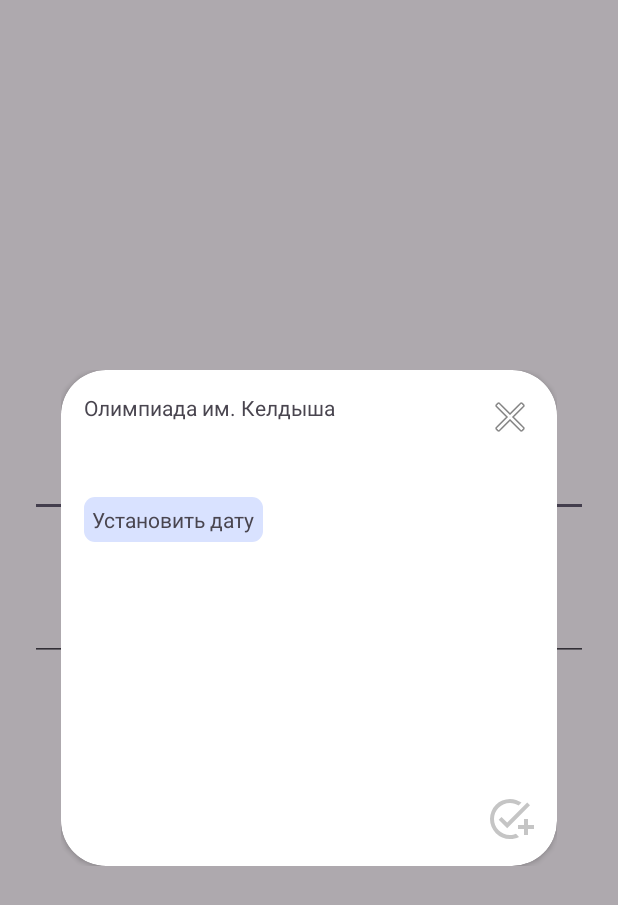
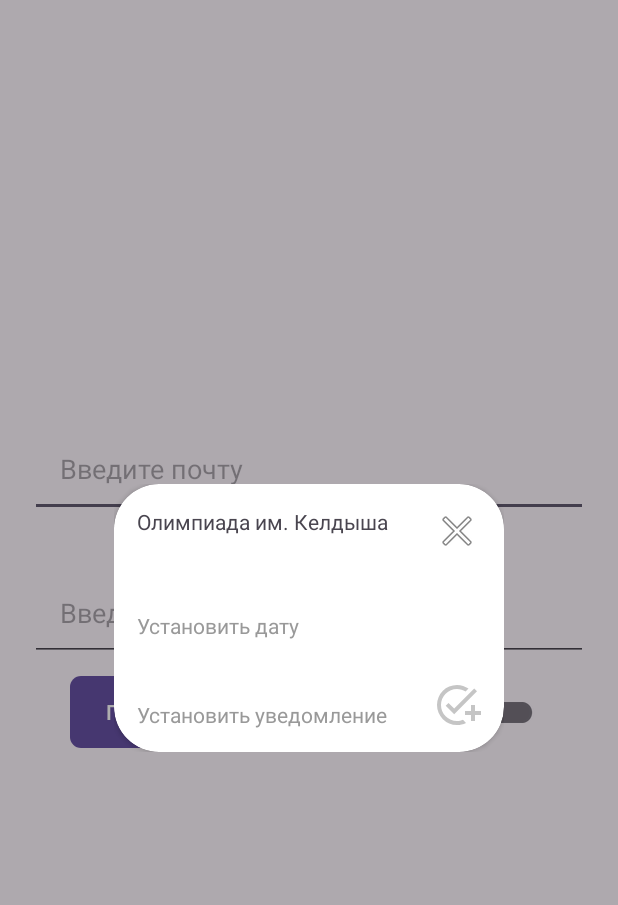
Before and after one commit to azzazichka/Olimpi, an Android app: the fragment ContestAddDialogFragment placed in its activity, on a phone screen of 412 x 824 dp. Shown: the top 905 px of the screen. Run offline under Robolectric (Android 15) with nearby library versions, the phone set to English and light mode, and no system bars; network calls fail.

Commit message:
Create: notification picker

```diff
--- a/androidApp/app/src/main/java/com/example/androidApp/MainActivity.java
+++ b/androidApp/app/src/main/java/com/example/androidApp/MainActivity.java
@@ -1,7 +1,6 @@
 package com.example.androidApp;
 
 import static android.view.View.GONE;
-import static android.view.View.INVISIBLE;
 import static android.view.View.VISIBLE;
 
 import android.app.Activity;
@@ -14,14 +13,13 @@ import android.view.View;
 import android.view.WindowManager;
 import android.widget.LinearLayout;
 
-import androidx.activity.EdgeToEdge;
 import androidx.annotation.NonNull;
 import androidx.appcompat.app.AppCompatActivity;
 import androidx.core.widget.ContentLoadingProgressBar;
 import androidx.fragment.app.Fragment;
 import androidx.lifecycle.LiveData;
 
-import com.example.androidApp.presenter.UserAuth;
+import com.example.androidApp.presenter.server.requests.UserAuth;
 import com.example.androidApp.view.AuthFragment;
 import com.example.androidApp.view.contest_search.ContestSearchFragment;
 import com.example.androidApp.view.contest_search.SearchFilterFragment;
@@ -33,6 +31,11 @@ import com.example.androidapp.R;
 import com.google.android.material.bottomnavigation.BottomNavigationView;
 import com.google.android.material.bottomsheet.BottomSheetBehavior;
 import com.google.android.material.navigation.NavigationBarView;
+
+import okhttp3.ResponseBody;
+import retrofit2.Call;
+import retrofit2.Callback;
+import retrofit2.Response;
 
 public class MainActivity extends AppCompatActivity implements NavigationBarView.OnItemSelectedListener {
     SharedPreferences sharedPref;
@@ -82,21 +85,21 @@ public class MainActivity extends AppCompatActivity implements NavigationBarView
 
             }
 
-            hideLoad(loading_progress_bar, this);
+            hideLoad(loading_progress_bar);
         });
 
-        showLoad(loading_progress_bar, this);
+        showLoad(loading_progress_bar);
         UserAuth.getInstance().userAuth(sharedPref.getString("api_key", ""));
     }
 
-    public static void hideLoad(ContentLoadingProgressBar loading_progress_bar, Activity activity) {
+    public void hideLoad(ContentLoadingProgressBar loading_progress_bar) {
         loading_progress_bar.hide();
-        activity.getWindow().clearFlags(WindowManager.LayoutParams.FLAG_NOT_TOUCHABLE);
+        this.getWindow().clearFlags(WindowManager.LayoutParams.FLAG_NOT_TOUCHABLE);
     }
 
-    public static void showLoad(ContentLoadingProgressBar loading_progress_bar, Activity activity) {
+    public void showLoad(ContentLoadingProgressBar loading_progress_bar) {
         loading_progress_bar.show();
-        activity.getWindow().setFlags(
+        this.getWindow().setFlags(
                 WindowManager.LayoutParams.FLAG_NOT_TOUCHABLE,
                 WindowManager.LayoutParams.FLAG_NOT_TOUCHABLE);
     }
@@ -150,4 +153,6 @@ public class MainActivity extends AppCompatActivity implements NavigationBarView
         return false;
     }
 
+
+
 }
--- a/androidApp/app/src/main/java/com/example/androidApp/presenter/UserAuth.java
+++ b/androidApp/app/src/main/java/com/example/androidApp/presenter/server/requests/UserAuth.java
@@ -1,4 +1,4 @@
-package com.example.androidApp.presenter;
+package com.example.androidApp.presenter.server.requests;
 
 import android.util.Log;
 
--- a/androidApp/app/src/main/java/com/example/androidApp/view/contest_search/SearchFilterFragment.java
+++ b/androidApp/app/src/main/java/com/example/androidApp/view/contest_search/SearchFilterFragment.java
@@ -2,14 +2,11 @@ package com.example.androidApp.view.contest_search;
 
 import android.os.Bundle;
 import android.view.View;
-import android.widget.TextView;
 
 import androidx.annotation.NonNull;
 import androidx.annotation.Nullable;
 import androidx.fragment.app.Fragment;
 
-import com.example.androidApp.MainActivity;
-import com.example.androidApp.presenter.UserAuth;
 import com.example.androidapp.R;
 
 public class SearchFilterFragment extends Fragment {
--- a/androidApp/app/src/main/java/com/example/androidApp/view/profile/ProfileFragment.java
+++ b/androidApp/app/src/main/java/com/example/androidApp/view/profile/ProfileFragment.java
@@ -11,7 +11,7 @@ import android.widget.Button;
 import android.widget.TextView;
 
 import com.example.androidApp.MainActivity;
-import com.example.androidApp.presenter.UserAuth;
+import com.example.androidApp.presenter.server.requests.UserAuth;
 import com.example.androidapp.R;
 
 public class ProfileFragment extends Fragment {
--- a/androidApp/app/src/main/java/com/example/androidApp/view/user_events/UserEventsFragment.java
+++ b/androidApp/app/src/main/java/com/example/androidApp/view/user_events/UserEventsFragment.java
@@ -2,14 +2,11 @@ package com.example.androidApp.view.user_events;
 
 import android.os.Bundle;
 import android.view.View;
-import android.widget.TextView;
 
 import androidx.annotation.NonNull;
 import androidx.annotation.Nullable;
 import androidx.fragment.app.Fragment;
 
-import com.example.androidApp.MainActivity;
-import com.example.androidApp.presenter.UserAuth;
 import com.example.androidapp.R;
 
 public class UserEventsFragment extends Fragment {
--- a/androidApp/app/src/main/res/drawable/btn_shape.xml
+++ b/androidApp/app/src/main/res/drawable/btn_shape.xml
@@ -1,5 +1,5 @@
 <?xml version="1.0" encoding="utf-8"?>
 <shape xmlns:android="http://schemas.android.com/apk/res/android">
-    <solid android:color="@color/material_dynamic_primary90"/>
+    <solid android:color="#444444"/>
     <corners android:radius="7dp"/>
 </shape>
--- a/androidApp/app/src/main/res/layout/fragment_auth.xml
+++ b/androidApp/app/src/main/res/layout/fragment_auth.xml
@@ -49,7 +49,8 @@
         app:layout_constraintTop_toBottomOf="@id/password"
         app:layout_constraintLeft_toLeftOf="@id/password"
         app:layout_constraintRight_toLeftOf="@id/mode"
-        android:layout_marginTop="10dp" />
+        android:layout_marginTop="10dp"
+        android:background="@drawable/btn_shape"/>
 
     <androidx.appcompat.widget.SwitchCompat
         android:id="@+id/mode"
--- a/androidApp/app/src/main/res/layout/fragment_dialog_contest_add.xml
+++ b/androidApp/app/src/main/res/layout/fragment_dialog_contest_add.xml
@@ -1,5 +1,6 @@
 <?xml version="1.0" encoding="utf-8"?>
-<androidx.constraintlayout.widget.ConstraintLayout android:layout_height="wrap_content"
+<androidx.constraintlayout.widget.ConstraintLayout
+    android:layout_height="wrap_content"
     android:layout_width="wrap_content"
     xmlns:tools="http://schemas.android.com/tools"
     android:layout_gravity="center"
@@ -13,10 +14,10 @@
         android:layout_width="match_parent"
         app:cardCornerRadius="30dp">
         <androidx.constraintlayout.widget.ConstraintLayout
-            android:layout_height="300dp"
-            android:layout_width="300dp"
+            android:layout_height="wrap_content"
+            android:layout_width="wrap_content"
             android:background="#00000000"
-            android:layout_margin="15dp">
+            android:padding="15dp">
             <TextView
                 android:id="@+id/contest_title_dialog"
                 android:layout_width="0dp"
@@ -43,7 +44,8 @@
                 android:layout_height="wrap_content"
                 android:background="@drawable/outline_add_task_24"
                 app:layout_constraintBottom_toBottomOf="parent"
-                app:layout_constraintRight_toRightOf="parent" />
+                app:layout_constraintRight_toRightOf="parent"
+                />
 
             <TextView
                 android:id="@+id/date_picker"
@@ -51,10 +53,12 @@
                 android:layout_height="wrap_content"
                 android:layout_marginTop="50dp"
                 android:text="Установить дату"
-                android:padding="5dp"
+                android:textColor="#999999"
                 app:layout_constraintTop_toBottomOf="@id/contest_title_dialog"
-                app:layout_constraintStart_toStartOf="parent"
-                android:background="@drawable/btn_shape"
+                app:layout_constraintStart_toStartOf="@id/contest_title_dialog"
+                app:layout_constraintEnd_toEndOf="parent"
+                android:layout_marginRight="100dp"
+                app:layout_constraintHorizontal_bias="0"
                 />
             <TextView
                 android:id="@+id/date_text_view"
@@ -65,19 +69,59 @@
                 tools:visibility="visible"
                 android:text="2025.12.20 20:00-10:00"
                 app:layout_constraintTop_toBottomOf="@id/date_picker"
-                app:layout_constraintLeft_toLeftOf="parent"
+                app:layout_constraintLeft_toLeftOf="@id/date_picker"
                 android:layout_marginTop="5dp"
                 />
             <ImageButton
                 android:id="@+id/btn_clear_date"
-                android:layout_width="20dp"
-                android:layout_height="20dp"
+                android:layout_width="35dp"
+                android:layout_height="35dp"
                 android:background="@android:drawable/ic_menu_close_clear_cancel"
-                android:layout_marginLeft="10dp"
                 android:visibility="gone"
                 tools:visibility="visible"
                 app:layout_constraintLeft_toRightOf="@id/date_text_view"
                 app:layout_constraintTop_toTopOf="@id/date_text_view"
+                app:layout_constraintRight_toRightOf="parent"
+                android:layout_marginHorizontal="20dp"
+                />
+
+
+            <TextView
+                android:id="@+id/notification_picker"
+                android:layout_width="wrap_content"
+                android:layout_height="wrap_content"
+                android:layout_marginTop="40dp"
+                android:text="Установить уведомление"
+                android:textColor="#999999"
+                app:layout_constraintTop_toBottomOf="@id/date_text_view"
+                app:layout_constraintStart_toStartOf="@id/date_picker"
+                app:layout_constraintEnd_toStartOf="@id/btn_add_dialog"
+                app:layout_constraintHorizontal_bias="0"
+                android:layout_marginEnd="30dp"
+                />
+            <TextView
+                android:id="@+id/notification_text_view"
+                android:layout_width="wrap_content"
+                android:maxWidth="250dp"
+                android:layout_height="wrap_content"
+                android:visibility="gone"
+                tools:visibility="visible"
+                android:text="2025.12.20 20:00"
+                app:layout_constraintTop_toBottomOf="@id/notification_picker"
+                app:layout_constraintStart_toStartOf="@id/notification_picker"
+                android:layout_marginTop="5dp"
+                />
+            <ImageButton
+                android:id="@+id/btn_clear_notification"
+                android:layout_width="35dp"
+                android:layout_height="35dp"
+                android:background="@android:drawable/ic_menu_close_clear_cancel"
+                android:visibility="gone"
+                tools:visibility="visible"
+                app:layout_constraintHorizontal_bias="0.3"
+                app:layout_constraintLeft_toRightOf="@id/notification_text_view"
+                app:layout_constraintTop_toTopOf="@id/notification_text_view"
+                app:layout_constraintRight_toLeftOf="@id/btn_add_dialog"
                 />
         </androidx.constraintlayout.widget.ConstraintLayout>
 
--- a/androidApp/app/src/main/res/layout/fragment_dialog_contest_info.xml
+++ b/androidApp/app/src/main/res/layout/fragment_dialog_contest_info.xml
@@ -16,7 +16,7 @@
                 android:layout_height="300dp"
                 android:layout_width="300dp"
                 android:background="#00000000"
-                android:layout_margin="15dp">
+                android:padding="15dp">
                 <TextView
                     android:id="@+id/contest_title_dialog"
                     android:layout_width="0dp"
```
Also changed, not shown: androidApp/app/src/main/java/com/example/androidApp/presenter/server/requests/ContestRequests.java (renamed from androidApp/app/src/main/java/com/example/androidApp/presenter/ServerRequests.java, +5 -5 lines), androidApp/app/src/main/java/com/example/androidApp/presenter/server/requests/UserEventRequests.java (added, +20 -0 lines), androidApp/app/src/main/java/com/example/androidApp/view/AuthFragment.java (+4 -9 lines), androidApp/app/src/main/java/com/example/androidApp/view/contest_search/ContestSearchFragment.java (+4 -4 lines), androidApp/app/src/main/java/com/example/androidApp/view/contest_search/contest_list/ContestAddDialogFragment.java (+97 -26 lines).
